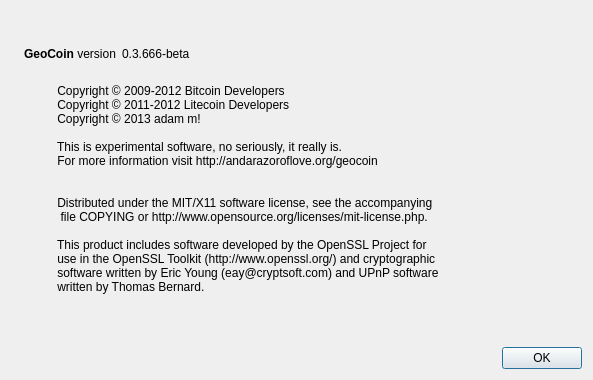
The window that src/qt/forms/aboutdialog.ui (andarazoroflove/geocoin) describes before a commit, drawn with Qt 5.
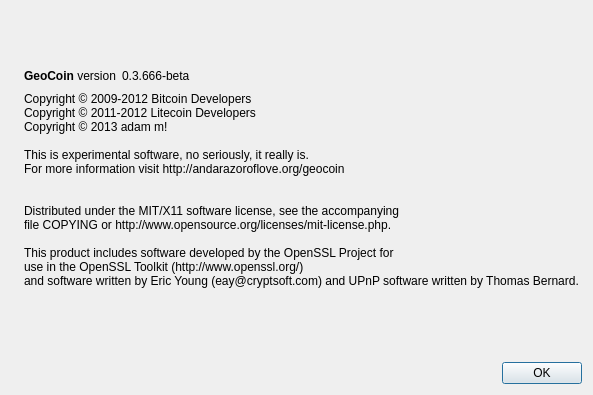
The same window after the commit. Icons and pictures are not drawn.

What changed in the file:
```diff
--- a/src/qt/forms/aboutdialog.ui
+++ b/src/qt/forms/aboutdialog.ui
@@ -7,7 +7,7 @@
     <x>0</x>
     <y>0</y>
     <width>593</width>
-    <height>380</height>
+    <height>395</height>
    </rect>
   </property>
   <property name="windowTitle">
@@ -94,22 +94,20 @@
         <cursorShape>IBeamCursor</cursorShape>
        </property>
        <property name="text">
-        <string>
-          Copyright © 2009-2012 Bitcoin Developers
-          Copyright © 2011-2012 Litecoin Developers
-          Copyright © 2013 adam m!
+        <string>Copyright © 2009-2012 Bitcoin Developers
+Copyright © 2011-2012 Litecoin Developers
+Copyright © 2013 adam m!
 
-          This is experimental software, no seriously, it really is. 
-          For more information visit http://andarazoroflove.org/geocoin
-    
+This is experimental software, no seriously, it really is.
+For more information visit http://andarazoroflove.org/geocoin
+ 
 
-          Distributed under the MIT/X11 software license, see the accompanying
-           file COPYING or http://www.opensource.org/licenses/mit-license.php.
+Distributed under the MIT/X11 software license, see the accompanying
+file COPYING or http://www.opensource.org/licenses/mit-license.php.
 
-          This product includes software developed by the OpenSSL Project for 
-          use in the OpenSSL Toolkit (http://www.openssl.org/) and cryptographic 
-          software written by Eric Young (eay@cryptsoft.com) and UPnP software 
-          written by Thomas Bernard.
+This product includes software developed by the OpenSSL Project for 
+use in the OpenSSL Toolkit (http://www.openssl.org/)
+and software written by Eric Young (eay@cryptsoft.com) and UPnP software written by Thomas Bernard.
         </string>
        </property>
        <property name="wordWrap">
```
